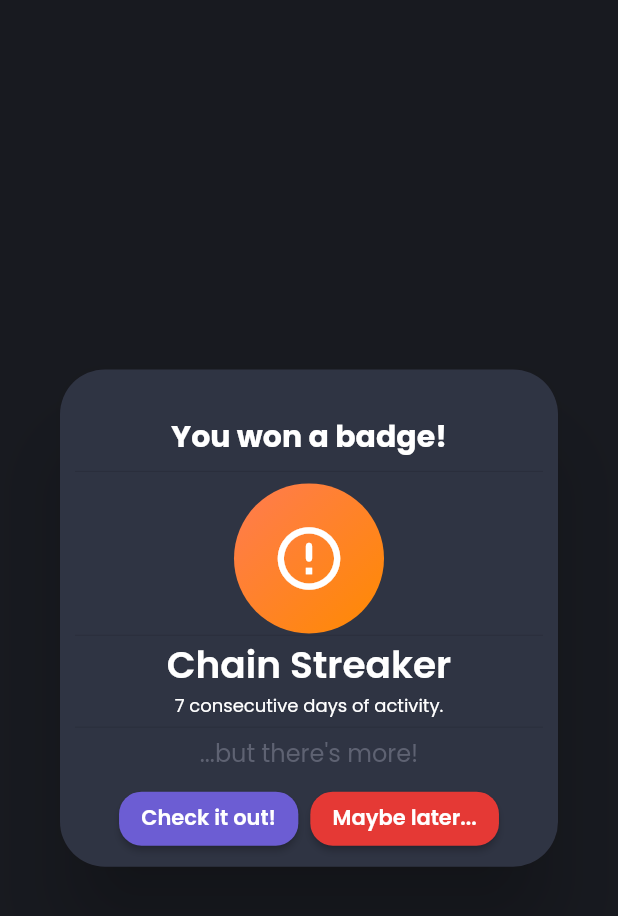
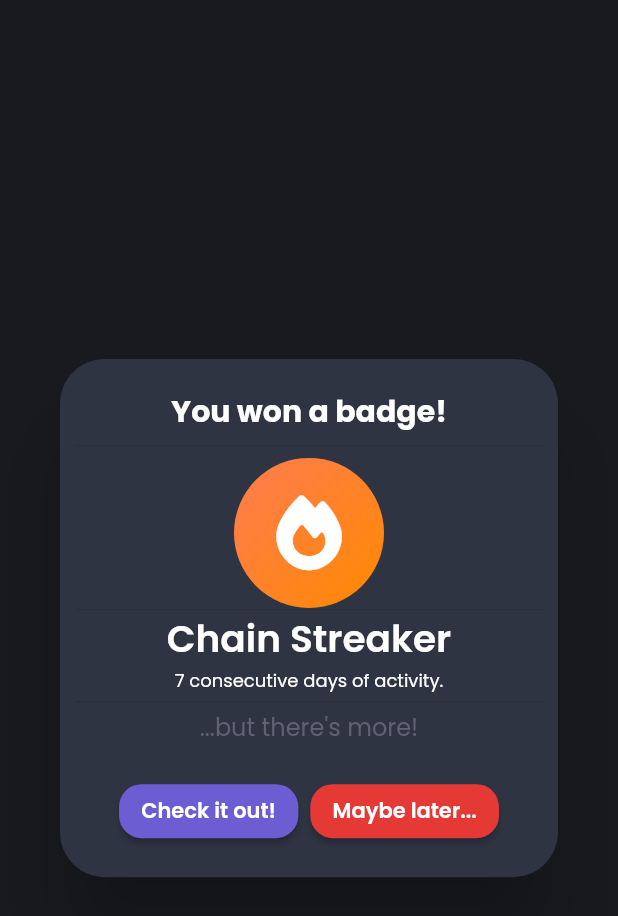
Before and after one commit to DreFlo/lgp-2223-sc1, a Flutter app: the BadgeAlert widget shown alone on an empty page, opened directly, on a phone screen of 412 x 824 dp. Shown: the top 916 px of the screen. Run offline on Flutter 3.47's test engine with Material 2 defaults, Android fonts, the phone set to English and light mode, and no system bars; our stand-ins replace calendar_view, carousel_slider, floor, flutter_local_notifications, flutter_native_timezone, flutter_svg and 8 more; missing offline and left inert: books_finder, emojis, flutter_picker, notification_permissions, tmdb_api; accounts and stored records are empty; generated files the repository leaves out were written again.

Commit message:
quick fix (icon)

```diff
--- a/src/lib/pages/gamification/badge_alert.dart
+++ b/src/lib/pages/gamification/badge_alert.dart
@@ -42,7 +42,7 @@ class _BadgeAlertState extends State<BadgeAlert> with TickerProviderStateMixin {
   }
 
   IconData eval(String icon) {
-    if (icon == 'FontAwesomeIcons.fire') {
+    if (icon == 'FontAwesome.fire') {
       return FontAwesome.fire;
     }
     return Icons.error_outline_rounded;
@@ -54,7 +54,8 @@ class _BadgeAlertState extends State<BadgeAlert> with TickerProviderStateMixin {
       shape: const RoundedRectangleBorder(
           borderRadius: BorderRadius.all(Radius.circular(30.0))),
       backgroundColor: lightGray,
-      contentPadding: const EdgeInsets.only(left: 10, right: 10, top: 30),
+      contentPadding: const EdgeInsets.only(left: 10, right: 10, top: 20),
+      actionsPadding: const EdgeInsets.symmetric(vertical: 20),
       content: Wrap(children: [
         Row(mainAxisAlignment: MainAxisAlignment.center, children: [
           Text(
```
